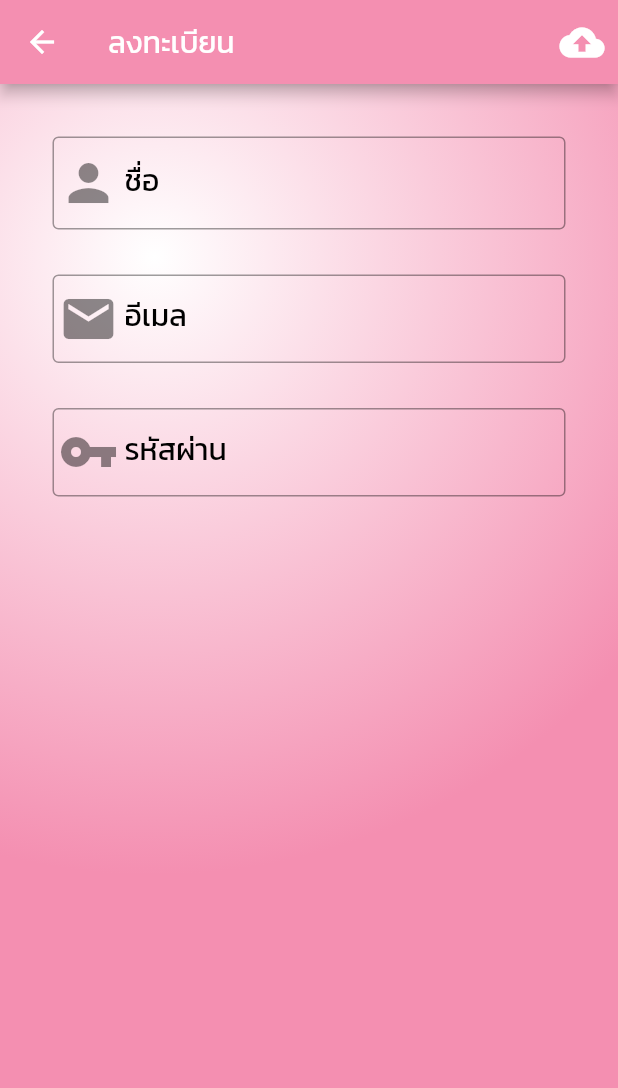
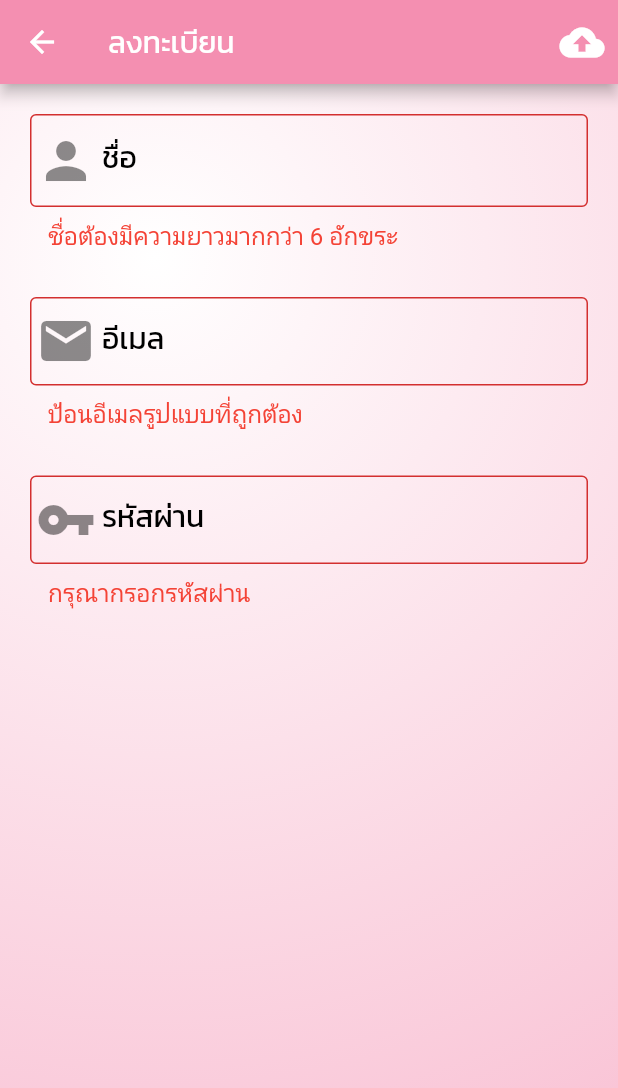
Before and after one commit to nitiratjames/myProject, a Flutter app: the Register screen opened directly, after a tap on the "cloud upload" icon, on a phone screen of 412 x 824 dp. Shown: the top 1088 px of the screen. Run offline on Flutter 3.47's test engine with Material 2 defaults, Android fonts, the phone set to English and light mode, and no system bars; our stand-ins replace animated_text_kit, firebase_auth, firebase_core; accounts and stored records are empty.

Commit message:
new page

```diff
--- a/lib/main.dart
+++ b/lib/main.dart
@@ -1,7 +1,10 @@
 import 'package:flutter/material.dart';
 import 'package:checkpoint/screens/home.dart';
+import 'package:firebase_core/firebase_core.dart';
 
-void main() {
+void main() async{
+  WidgetsFlutterBinding.ensureInitialized();
+  await Firebase.initializeApp();
   runApp(MyApp());
 }
 
--- a/lib/screens/register.dart
+++ b/lib/screens/register.dart
@@ -1,4 +1,6 @@
+import 'package:checkpoint/screens/service.dart';
 import 'package:flutter/material.dart';
+import 'package:firebase_auth/firebase_auth.dart';
 
 class Register extends StatefulWidget {
   @override
@@ -6,23 +8,221 @@ class Register extends StatefulWidget {
 }
 
 class _RegisterState extends State<Register> {
-  //  _formKey and _autoValidate
-  final GlobalKey<FormState> formKey = GlobalKey<FormState>();
-  bool autoValidate = false;
-  String name;
-  String email;
-  String password;
+  // variable
+  final _formKey = GlobalKey<FormState>();
+  String _name , _email , _password;
 
-  void validateInputs() {
-    if (formKey.currentState.validate()) {
-//    If all data are correct then save data to out variables
-      formKey.currentState.save();
-    } else {
-//    If all data are not valid then start auto validation.
-      setState(() {
-        autoValidate = true;
+  // method
+  Widget registerButton() {
+    return IconButton(
+      icon: Icon(
+        Icons.cloud_upload,
+        color: Colors.white,
+        size: 30.0,
+      ),
+      onPressed: () {
+        if (_formKey.currentState.validate()) {
+          _formKey.currentState.save();
+          print('name = $_name email = $_email password = $_password');
+          registerThread();
+        }
+      },
+    );
+  }
+
+  Future<void> registerThread()async{
+    FirebaseAuth firebaseAuth = FirebaseAuth.instance;
+    await firebaseAuth.createUserWithEmailAndPassword(
+        email: _email, password: _password)
+        .then((res) {
+        setupProfile();
+    }).catchError((res){
+      String title = res.code;
+      String message = res.message;
+      alertMessage(title , message);
     });
   }
+
+  Future<void> setupProfile()async{
+    FirebaseAuth firebaseAuth = FirebaseAuth.instance;
+    var user = firebaseAuth.currentUser;
+    var name, email, uid, emailVerified;
+    if (user != null) {
+      name = user.displayName;
+      email = user.email;
+      emailVerified = user.emailVerified;
+      uid = user.uid;  // The user's ID, unique to the Firebase project. Do NOT use
+      // this value to authenticate with your backend server, if
+      // you have one. Use User.getToken() instead.
+      // print(user);
+      MaterialPageRoute materialPageRoute = MaterialPageRoute(builder: (BuildContext context) => Service());
+      Navigator.of(context).pushAndRemoveUntil(materialPageRoute, (Route<dynamic> route) => false);
+    }
+  }
+
+  void alertMessage(String title , String message){
+    print(message);
+    if(title != null){
+      if(title =='email-already-in-use'){
+        title = 'อีเมลถูกใช้งานแล้ว';
+      }
+    }if(message != null){
+      if(message == 'The email address is already in use by another account.'){
+        message = 'ที่อยู่อีเมลนี้ถูกใช้โดยบัญชีอื่นแล้ว';
+      }
+    }
+    _showDialog(title , message);
+  }
+
+
+// user defined function
+  void _showDialog(String title , String message) {
+    // flutter defined function
+    showDialog(
+      context: context,
+      builder: (BuildContext context) {
+        // return object of type Dialog
+        return AlertDialog(
+          title:ListTile(
+           leading: Icon(
+             Icons.lock,
+             color: Colors.red,
+             size: 40.0,
+           ),
+            title: Text(
+              title,
+              style: TextStyle(
+                  color: Colors.red,
+                  fontSize: 24.0
+              ),
+            ),
+          ),
+          content: new Text(
+              message,
+              style: TextStyle(
+                  fontSize: 18.0
+              ),
+          ),
+          actions: <Widget>[
+            // usually buttons at the bottom of the dialog
+            new FlatButton(
+              child: new Text(
+                  "ตกลง",
+                style: TextStyle(
+                    fontSize: 18.0
+                ),
+              ),
+              onPressed: () {
+                Navigator.of(context).pop();
+              },
+            ),
+          ],
+        );
+      },
+    );
+  }
+
+  Widget nameText() {
+    return TextFormField(
+      decoration: const InputDecoration(
+          prefix: Text('คุณ :'),
+          border: OutlineInputBorder(),
+          labelText: 'ชื่อ',
+          labelStyle: TextStyle(
+            fontFamily: 'Kanit',
+            color: Colors.black,
+            fontSize: 20.0,
+          ),
+          prefixIcon: Icon(
+            Icons.person,
+            size: 40.0,
+          ),
+          errorStyle: TextStyle(
+            color: Colors.red,
+            fontSize: 16.0,
+          )),
+      keyboardType: TextInputType.text,
+      validator: (String val) {
+        if (val.length < 6)
+          return 'ชื่อต้องมีความยาวมากกว่า 6 อักขระ';
+        else
+          return null;
+      },
+      onSaved: (String val) {
+        _name = val.trim();
+      },
+    );
+  }
+
+  Widget emailText() {
+    return TextFormField(
+      decoration: const InputDecoration(
+        labelText: 'อีเมล',
+        border: OutlineInputBorder(),
+        labelStyle: TextStyle(
+          fontFamily: 'Kanit',
+          color: Colors.black,
+          fontSize: 20.0,
+        ),
+        errorStyle: TextStyle(
+          color: Colors.red,
+          fontSize: 16.0,
+        ),
+        prefixIcon: Icon(
+          Icons.email,
+          size: 40.0,
+        ),
+      ),
+      keyboardType: TextInputType.emailAddress,
+      validator: (String val) {
+        Pattern pattern =
+            r'^(([^<>()[\]\\.,;:\s@\"]+(\.[^<>()[\]\\.,;:\s@\"]+)*)|(\".+\"))@((\[[0-9]{1,3}\.[0-9]{1,3}\.[0-9]{1,3}\.[0-9]{1,3}\])|(([a-zA-Z\-0-9]+\.)+[a-zA-Z]{2,}))$';
+        RegExp regex = new RegExp(pattern);
+        if (!regex.hasMatch(val))
+          return 'ป้อนอีเมลรูปแบบที่ถูกต้อง';
+        else
+          return null;
+      },
+      onSaved: (String val) {
+        _email = val.trim();
+      },
+    );
+  }
+
+  Widget passwordText() {
+    return TextFormField(
+      decoration: const InputDecoration(
+        labelText: 'รหัสผ่าน',
+        border: OutlineInputBorder(),
+        labelStyle: TextStyle(
+          fontFamily: 'Kanit',
+          fontSize: 20.0,
+          color: Colors.black,
+        ),
+        errorStyle: TextStyle(
+          color: Colors.red,
+          fontSize: 16.0,
+        ),
+        prefixIcon: Icon(
+          Icons.vpn_key,
+          size: 40.0,
+        ),
+      ),
+      keyboardType: TextInputType.text,
+      validator: (String val) {
+        if (val.isEmpty) {
+          return 'กรุณากรอกรหัสผ่าน';
+        } else {
+          if (val.length < 6)
+            return 'รหัสผ่านต้องมีความยาวมากกว่า 6 อักขระ';
+          else
+            return null;
+        }
+      },
+      onSaved: (String val) {
+        _password = val.trim();
+      },
+    );
   }
 
   @override
@@ -36,161 +236,38 @@ class _RegisterState extends State<Register> {
           ),
           backgroundColor: Colors.pink.shade200,
           actions: <Widget>[
-          IconButton(
-            icon: Icon(
-              Icons.cloud_upload,
-              color: Colors.white,
-              size: 30.0,
-            ),
-            onPressed: () {
-              // onPressed: validateInputs,
-              // do something
-            },
-          )
+            registerButton(),
           ],
         ),
-      body: SafeArea(
-        child: Container(
+        body: Container(
           decoration: BoxDecoration(
             gradient: RadialGradient(
               center: const Alignment(-0.5, -0.7),
-              radius: 1.0,
+              radius: 3.0,
               colors: <Color>[
                 Colors.white,
                 Colors.pink.shade200,
               ],
             ),
           ),
-          child: Center(
-            child: Column(
-              children: [
-                SingleChildScrollView(
-                  child: new Container(
-                    margin: new EdgeInsets.all(15.0),
-                    child: new Form(
-                      key: formKey,
-                      autovalidate: autoValidate,
-                      child: FormUI(),
+          child: Form(
+            key: _formKey,
+            child: ListView(
+              padding: const EdgeInsets.all(20.0),
+              children: <Widget>[
+                nameText(),
+                new SizedBox(
+                  height: 30.0,
                 ),
+                emailText(),
+                new SizedBox(
+                  height: 30.0,
                 ),
-                ),
+                passwordText(),
+                // imageUpload(),
               ],
             ),
           ),
-        ),
-      ),
-    );
+        ));
   }
 }
-
-// Here is our Form UI
-Widget FormUI() {
-  return Padding(
-    padding: const EdgeInsets.all(20.0),
-    child: new Column(
-      children: <Widget>[
-        new TextFormField(
-          decoration: const InputDecoration(
-            prefix: Text('คุณ :'),
-            border: OutlineInputBorder(),
-            labelText: 'ชื่อ',
-            labelStyle: TextStyle(
-              fontFamily: 'Kanit',
-              color: Colors.black,
-              fontSize: 20.0,
-            ),
-            prefixIcon: Icon(
-              Icons.person,
-              size: 40.0,
-            ),
-          ),
-          keyboardType: TextInputType.text,
-          validator: (String arg) {
-            if (arg.length < 3)
-              return 'Name must be more than 2 charater';
-            else
-              return null;
-          },
-          onSaved: (String val) {
-            // name = val;
-          },
-        ),
-        new SizedBox(
-          height: 30.0,
-        ),
-        new TextFormField(
-          decoration: const InputDecoration(
-            labelText: 'อีเมล',
-            border: OutlineInputBorder(),
-            labelStyle: TextStyle(
-              fontFamily: 'Kanit',
-              color: Colors.black,
-              fontSize: 20.0,
-            ),
-            prefixIcon: Icon(
-              Icons.email,
-              size: 40.0,
-            ),
-          ),
-          keyboardType: TextInputType.emailAddress,
-          validator: validateEmail,
-          onSaved: (String val) {
-            // email = val;
-          },
-        ),
-        new SizedBox(
-          height: 30.0,
-        ),
-        new TextFormField(
-          decoration: const InputDecoration(
-            labelText: 'รหัสผ่าน',
-            border: OutlineInputBorder(),
-            labelStyle: TextStyle(
-              fontFamily: 'Kanit',
-              fontSize: 20.0,
-              color: Colors.black,
-            ),
-            prefixIcon: Icon(
-              Icons.vpn_key,
-              size: 40.0,
-            ),
-          ),
-          keyboardType: TextInputType.text,
-          validator: validatePassword,
-          onSaved: (String val) {
-            // password = val;
-          },
-        ),
-        new SizedBox(
-          height: 10.0,
-        ),
-      ],
-    ),
-  );
-}
-
-String validateName(String value) {
-  print(value);
-  if (value.length < 3)
-    return 'Name must be more than 3 charater';
-  else
-    return null;
-}
-
-String validatePassword(String value) {
-// Indian Mobile number are of 10 digit only
-  if (value.length < 6)
-    return 'Password must be more than 6 charater';
-  else
-    return null;
-}
-
-String validateEmail(String value) {
-  Pattern pattern =
-      r'^(([^<>()[\]\\.,;:\s@\"]+(\.[^<>()[\]\\.,;:\s@\"]+)*)|(\".+\"))@((\[[0-9]{1,3}\.[0-9]{1,3}\.[0-9]{1,3}\.[0-9]{1,3}\])|(([a-zA-Z\-0-9]+\.)+[a-zA-Z]{2,}))$';
-  RegExp regex = new RegExp(pattern);
-  if (!regex.hasMatch(value))
-    return 'Enter Valid Email';
-  else
-    return null;
-}
--- a/pubspec.yaml
+++ b/pubspec.yaml
@@ -24,6 +24,8 @@ dependencies:
   flutter:
     sdk: flutter
   animated_text_kit: "^2.5.4"
+  firebase_core : "^0.5.0"
+  firebase_auth: "^0.18.3"
 
   # The following adds the Cupertino Icons font to your application.
   # Use with the CupertinoIcons class for iOS style icons.
```
Also changed, not shown: lib/screens/home.dart (+17 -0 lines), lib/screens/service.dart (added, +44 -0 lines), pubspec.lock, 3 other files. Lines whose indentation alone changed are shown as unchanged.
